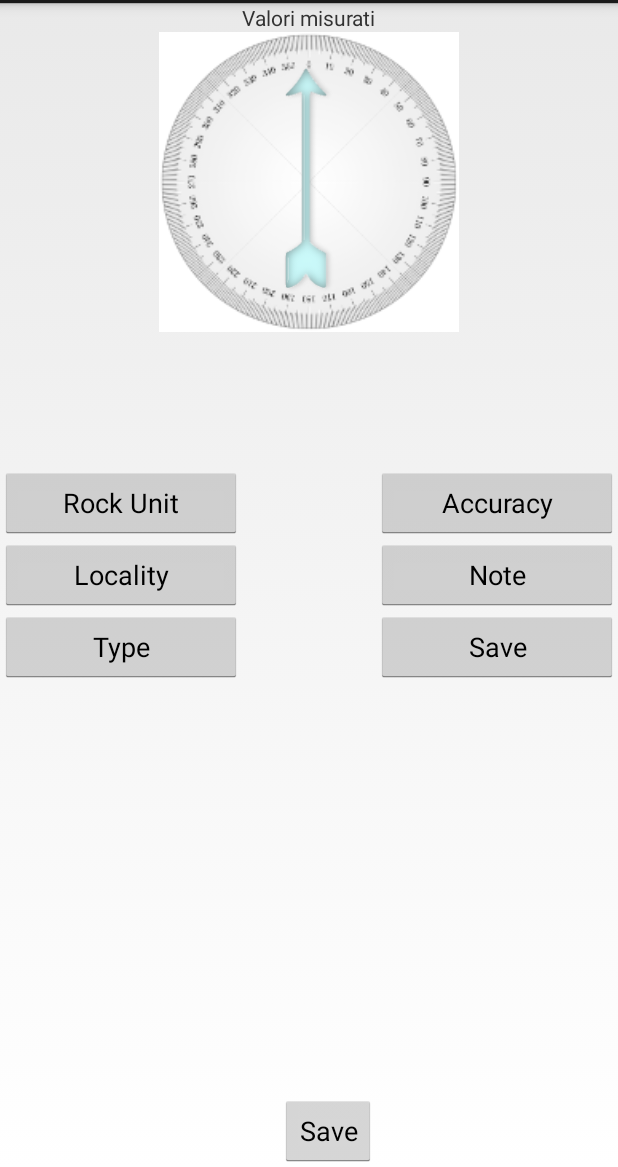
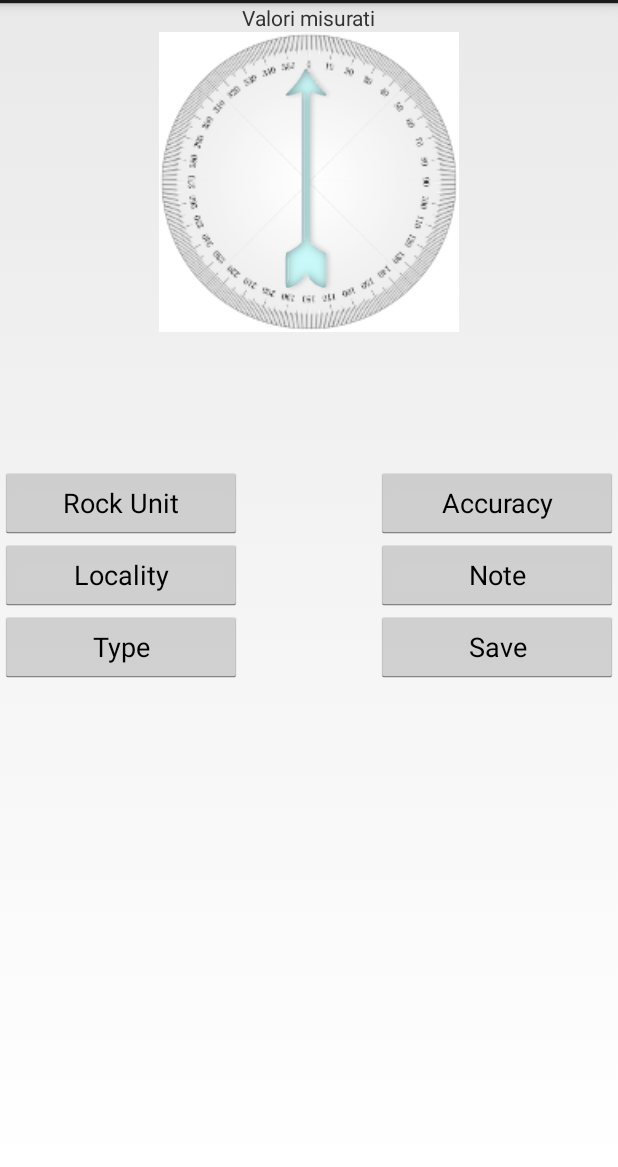
Before and after one commit to rossia/beedip, an Android app: the layout fragment_compass.xml on its own in the app's theme, with its tools: preview values and no code run, on a phone screen of 412 x 824 dp, the part 69-1236 px from its top. Run offline under Robolectric (Android 15) with nearby library versions, the phone set to English and light mode, and no system bars.

Commit message:
fixed save button events

```diff
--- a/beedip/src/main/res/layout/fragment_compass.xml
+++ b/beedip/src/main/res/layout/fragment_compass.xml
@@ -107,13 +107,4 @@
         android:layout_alignLeft="@+id/note"
         android:layout_alignStart="@+id/note" />
 
-    <Button
-        android:id="@+id/compass_save_button"
-        android:layout_width="wrap_content"
-        android:layout_height="wrap_content"
-        android:layout_alignEnd="@+id/testo"
-        android:layout_alignParentBottom="true"
-        android:layout_alignRight="@+id/testo"
-        android:text="@string/save" />
-
 </RelativeLayout>
```
Also changed, not shown: beedip/src/main/java/it/uniurb/beedip/CompassFragment.java (+3 -33 lines).
